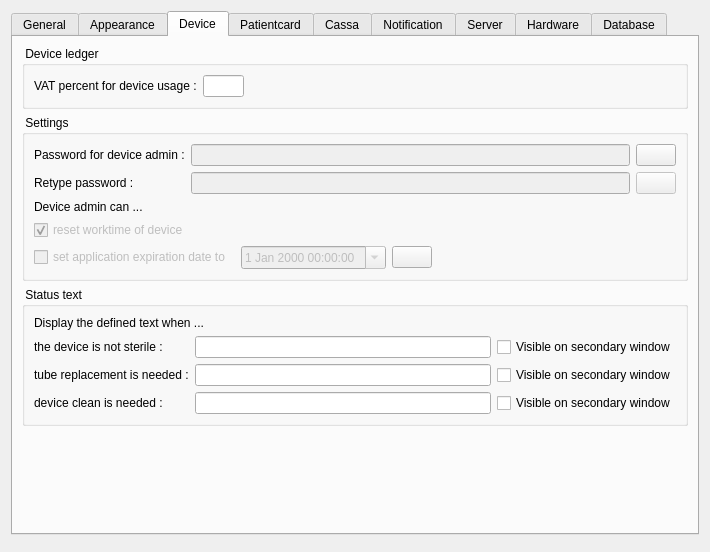
tbikfalvi/Belenus, file client/dlgpreferences.ui: the form before one commit.
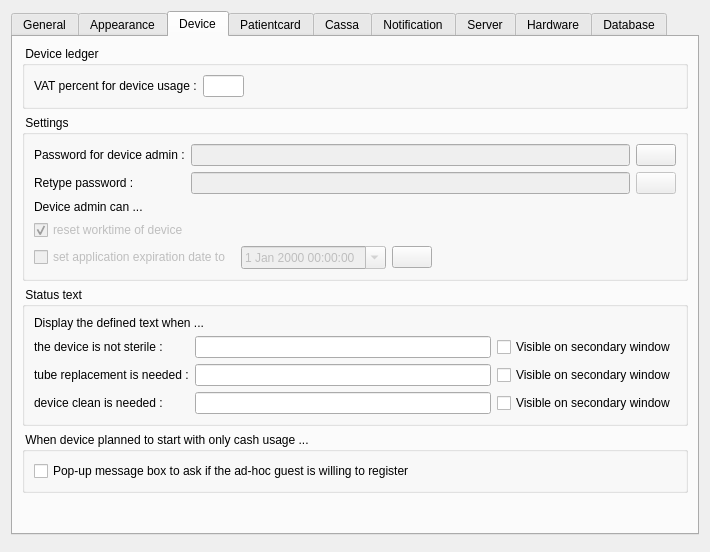
The form after the commit. The open tabs and pages were chosen to show the change.

The edit to the form file:
```diff
--- a/client/dlgpreferences.ui
+++ b/client/dlgpreferences.ui
@@ -872,7 +872,7 @@
       <attribute name="title">
        <string>Device</string>
       </attribute>
-      <layout class="QVBoxLayout" name="verticalLayout_27">
+      <layout class="QVBoxLayout" name="verticalLayout_31">
        <item>
         <widget class="QGroupBox" name="gbLedger">
          <property name="title">
@@ -1133,6 +1133,39 @@
          </layout>
         </widget>
        </item>
+       <item>
+        <widget class="QGroupBox" name="gbAdhocGuest">
+         <property name="title">
+          <string> When device planned to start with only cash usage ... </string>
+         </property>
+         <layout class="QVBoxLayout" name="verticalLayout_27">
+          <item>
+           <layout class="QHBoxLayout" name="horizontalLayout_2">
+            <item>
+             <widget class="QCheckBox" name="chkSaveAdhocGuest">
+              <property name="text">
+               <string>Pop-up message box to ask if the ad-hoc guest is willing to register</string>
+              </property>
+             </widget>
+            </item>
+            <item>
+             <spacer name="horizontalSpacer_37">
+              <property name="orientation">
+               <enum>Qt::Horizontal</enum>
+              </property>
+              <property name="sizeHint" stdset="0">
+               <size>
+                <width>40</width>
+                <height>20</height>
+               </size>
+              </property>
+             </spacer>
+            </item>
+           </layout>
+          </item>
+         </layout>
+        </widget>
+       </item>
        <item>
         <spacer name="verticalSpacer_4">
          <property name="orientation">
```
Left out of the diff: 2 changed lines with no effect on the pictures.
